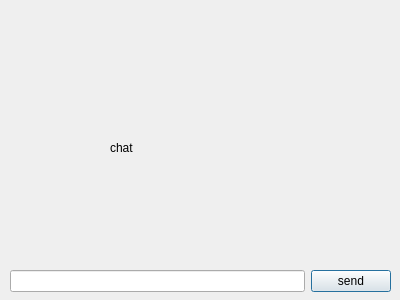
Old version of the form qt_client/ui/chatwindow.ui in the repository ilolss/messenger.
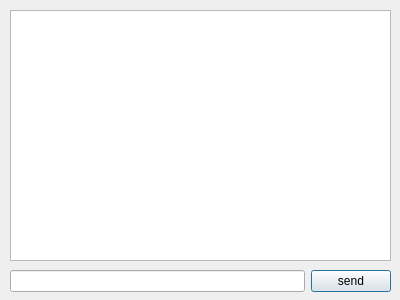
New version of the form.

What changed in the file:
```diff
--- a/qt_client/ui/chatwindow.ui
+++ b/qt_client/ui/chatwindow.ui
@@ -13,20 +13,7 @@
   <property name="windowTitle">
    <string>Dialog</string>
   </property>
-  <widget class="QLabel" name="label">
-   <property name="geometry">
-    <rect>
-     <x>110</x>
-     <y>140</y>
-     <width>60</width>
-     <height>16</height>
-    </rect>
-   </property>
-   <property name="text">
-    <string>chat</string>
-   </property>
-  </widget>
-  <widget class="QWidget" name="">
+  <widget class="QWidget" name="layoutWidget">
    <property name="geometry">
     <rect>
      <x>10</x>
@@ -48,6 +35,16 @@
     </item>
    </layout>
   </widget>
+  <widget class="QListWidget" name="chatListWidget">
+   <property name="geometry">
+    <rect>
+     <x>10</x>
+     <y>10</y>
+     <width>381</width>
+     <height>251</height>
+    </rect>
+   </property>
+  </widget>
  </widget>
  <resources/>
  <connections/>
```
